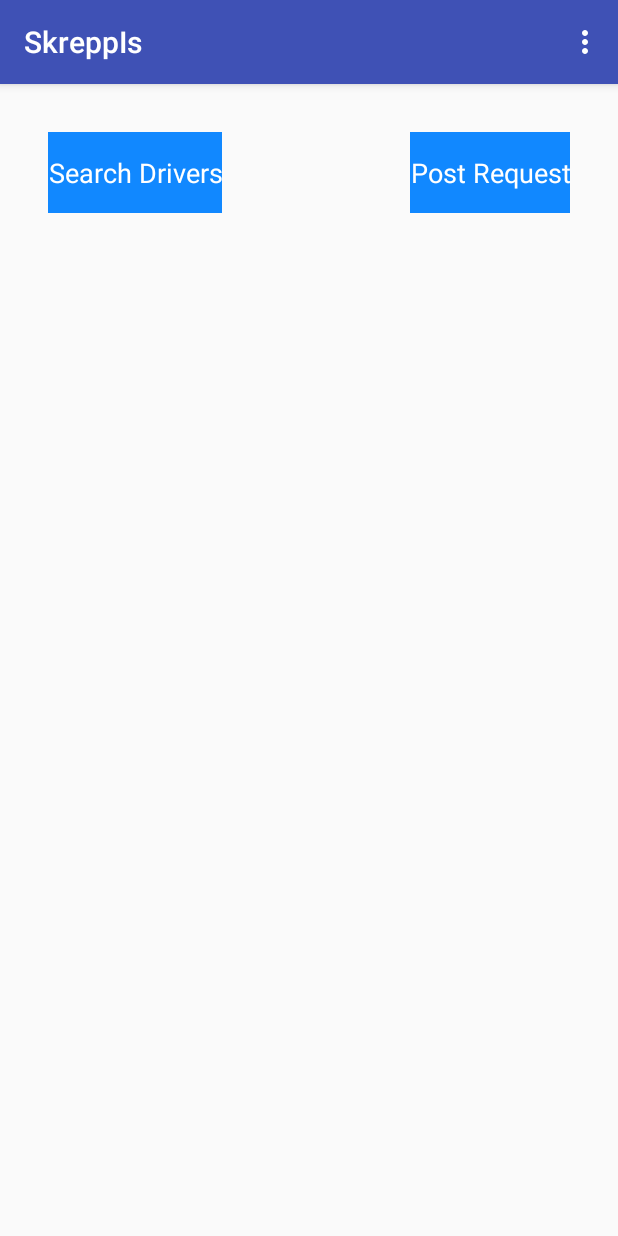
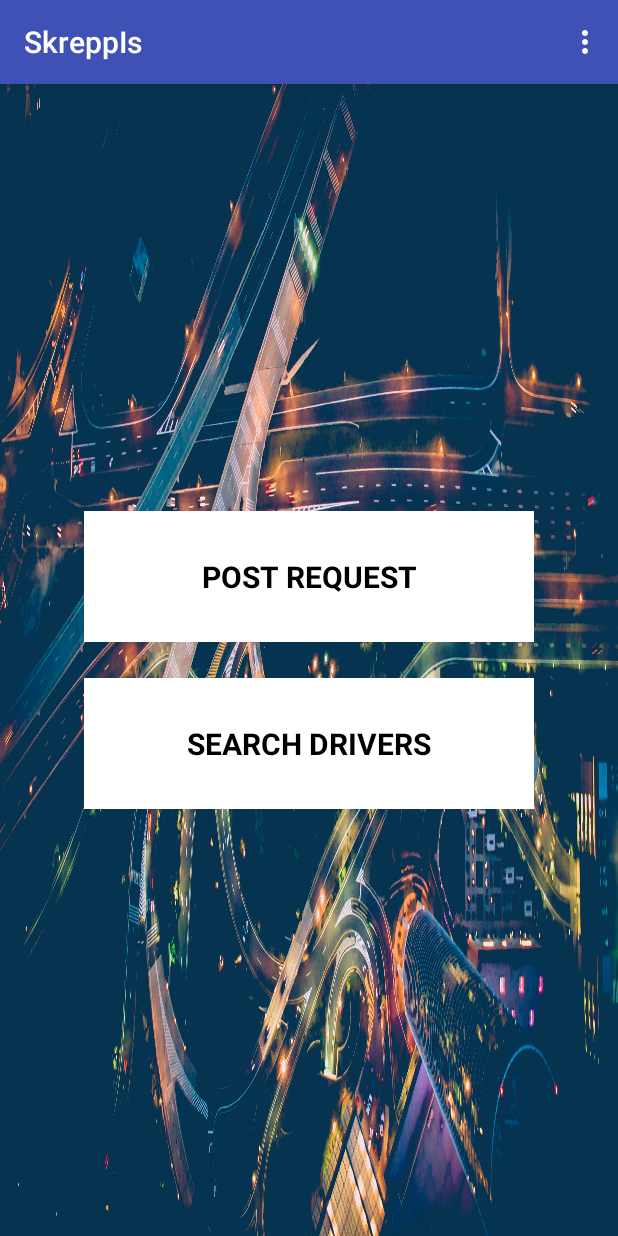
Before and after one commit to Nokkvi/SkreppIS, an Android app: the FindRideActivity screen opened directly, with no data from a screen before it, on a phone screen of 412 x 824 dp. Run offline under Robolectric (Android 15) with nearby library versions, the phone set to English and light mode, and no system bars.

Commit message:
xml for find ride activity updated

```diff
--- a/SkreppIsUI/app/src/main/res/layout/activity_find_ride.xml
+++ b/SkreppIsUI/app/src/main/res/layout/activity_find_ride.xml
@@ -1,48 +1,46 @@
 <?xml version="1.0" encoding="utf-8"?>
-<RelativeLayout xmlns:android="http://schemas.android.com/apk/res/android"
+<LinearLayout xmlns:android="http://schemas.android.com/apk/res/android"
     xmlns:tools="http://schemas.android.com/tools"
     android:id="@+id/activity_find_ride"
     android:layout_width="match_parent"
     android:layout_height="match_parent"
-    android:layout_gravity="center_horizontal"
-    android:paddingBottom="@dimen/activity_vertical_margin"
-    android:paddingLeft="@dimen/activity_horizontal_margin"
-    android:paddingRight="@dimen/activity_horizontal_margin"
-    android:paddingTop="@dimen/activity_vertical_margin"
+    android:orientation="vertical"
+    android:gravity="center"
+    android:background="@drawable/background_skreppIS"
     tools:context="com.app.skreppis.skreppis.FindRideActivity">
-
-    <RelativeLayout
-        style="?android:attr/buttonBarStyle"
-        android:layout_width="match_parent"
-        android:layout_height="match_parent"
-        android:layout_gravity="center_horizontal">
-
-        <Button
-            style="?android:attr/buttonBarButtonStyle"
-            android:id="@+id/p_finddriver"
-            android:layout_width="wrap_content"
-            android:layout_height="wrap_content"
-            android:layout_margin="@dimen/fab_margin"
-            android:text="@string/p_finddriver"
-            android:layout_alignParentStart="true"
-            android:layout_alignParentLeft="true"
-            android:textColor="@android:color/white"
-            android:textAppearance="?android:attr/textAppearanceMedium"
-            android:background="#1188ff" />
 
         <Button
             style="?android:attr/buttonBarButtonStyle"
             android:id="@+id/p_requestdriver"
-            android:layout_width="wrap_content"
+            android:layout_width="300dp"
             android:layout_height="wrap_content"
-            android:layout_margin="@dimen/fab_margin"
             android:text="@string/p_requestdriver"
-            android:layout_alignParentEnd="true"
-            android:layout_alignParentRight="true"
-            android:textColor="@android:color/white"
+            android:textColor="@android:color/black"
             android:textAppearance="?android:attr/textAppearanceMedium"
-            android:background="#1188ff" />
+            android:background="@android:color/background_light"
+            android:layout_margin="12dp"
+            android:paddingBottom="30dp"
+            android:paddingTop="30dp"
+            android:textAllCaps="true"
+            android:textStyle="bold"
+            android:textSize="20dp"
+            />
 
-    </RelativeLayout>
+         <Button
+            style="?android:attr/buttonBarButtonStyle"
+            android:id="@+id/p_finddriver"
+            android:layout_width="300dp"
+            android:layout_height="wrap_content"
+            android:text="@string/p_finddriver"
+            android:textColor="@android:color/black"
+            android:textAppearance="?android:attr/textAppearanceMedium"
+            android:background="@android:color/white"
+            android:layout_margin="12dp"
+            android:paddingBottom="30dp"
+            android:paddingTop="30dp"
+            android:textAllCaps="true"
+            android:textStyle="bold"
+            android:textSize="20dp"
+             />
 
-</RelativeLayout>
+</LinearLayout>
```
Also changed, not shown: SkreppIsUI/app/src/main/res/drawable/background_skreppIS.jpeg (added).
